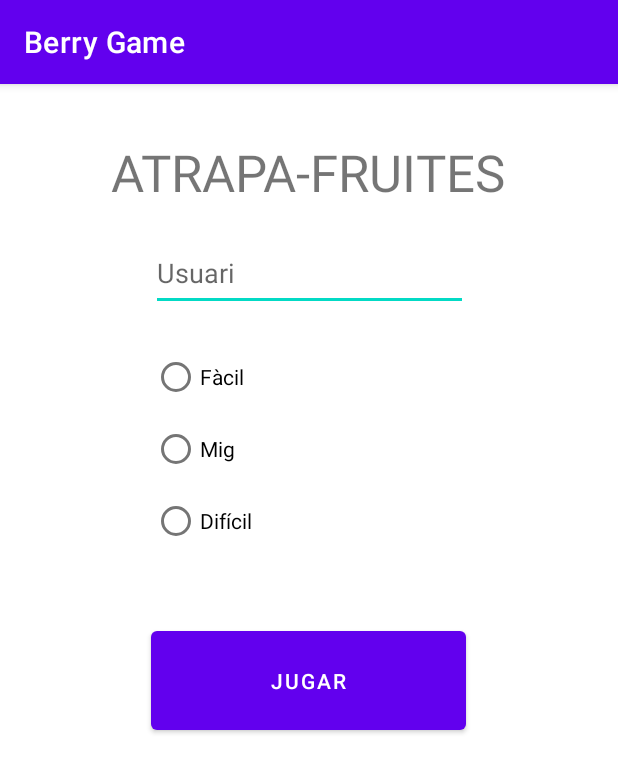
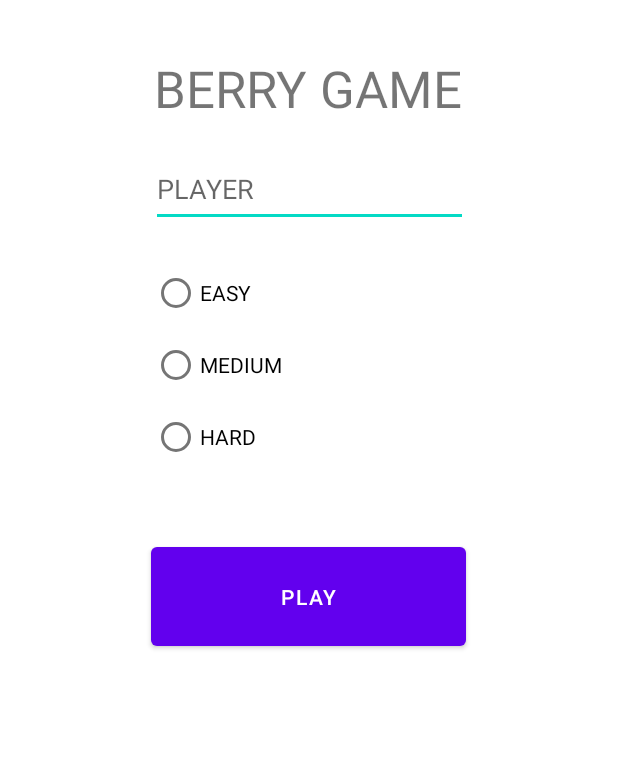
Before and after one commit to enriqueseor/pikaberry, an Android app: the screen it shows after launch (MainActivity), on a phone screen of 412 x 824 dp. Shown: the top 773 px of the screen. Run offline under Robolectric (Android 15) with nearby library versions, the phone set to English and light mode, and no system bars.

Commit message:
english refactor and light.noactionbar set

```diff
--- a/app/src/main/java/cat/teknos/berry/activities/GameActivity.java
+++ b/app/src/main/java/cat/teknos/berry/activity/GameActivity.java
@@ -1,4 +1,4 @@
-package cat.teknos.berry.activities;
+package cat.teknos.berry.activity;
 
 import androidx.appcompat.app.AppCompatActivity;
 
@@ -22,7 +22,7 @@ public class GameActivity extends AppCompatActivity {
     protected void onCreate(Bundle savedInstanceState) {
         super.onCreate(savedInstanceState);
         setContentView(R.layout.activity_game);
-        game = findViewById(R.id.Pantalla);
+        game = findViewById(R.id.Screen);
         ViewTreeObserver obs = game.getViewTreeObserver();
 
         obs.addOnGlobalLayoutListener(() -> {
--- a/app/src/main/java/cat/teknos/berry/activities/MainActivity.java
+++ b/app/src/main/java/cat/teknos/berry/activity/MainActivity.java
@@ -1,4 +1,4 @@
-package cat.teknos.berry.activities;
+package cat.teknos.berry.activity;
 
 import androidx.appcompat.app.AppCompatActivity;
 
--- a/app/src/main/res/layout/activity_main.xml
+++ b/app/src/main/res/layout/activity_main.xml
@@ -1,22 +1,24 @@
 <?xml version="1.0" encoding="utf-8"?>
-<androidx.constraintlayout.widget.ConstraintLayout xmlns:android="http://schemas.android.com/apk/res/android"
+<androidx.constraintlayout.widget.ConstraintLayout
+    xmlns:android="http://schemas.android.com/apk/res/android"
     xmlns:app="http://schemas.android.com/apk/res-auto"
     xmlns:tools="http://schemas.android.com/tools"
     android:layout_width="match_parent"
     android:layout_height="match_parent"
-    tools:context="cat.teknos.berry.activities.MainActivity">
+    tools:context="cat.teknos.berry.activity.MainActivity">
 
     <TextView
         android:id="@+id/tvTitle"
         android:layout_width="wrap_content"
         android:layout_height="wrap_content"
         android:layout_marginTop="36dp"
-        android:text="ATRAPA-FRUITES"
+        android:text="BERRY GAME"
         android:textSize="34sp"
         app:layout_constraintEnd_toEndOf="parent"
         app:layout_constraintHorizontal_bias="0.496"
         app:layout_constraintStart_toStartOf="parent"
-        app:layout_constraintTop_toTopOf="parent" />
+        app:layout_constraintTop_toTopOf="parent"
+        tools:ignore="HardcodedText" />
 
     <Button
         android:id="@+id/btnPlay"
@@ -24,11 +26,12 @@
         android:layout_height="78dp"
         android:layout_marginTop="40dp"
         android:onClick="play"
-        android:text="Jugar"
+        android:text="PLAY"
         app:layout_constraintEnd_toEndOf="parent"
         app:layout_constraintHorizontal_bias="0.498"
         app:layout_constraintStart_toStartOf="parent"
-        app:layout_constraintTop_toBottomOf="@+id/rgDifficulties" />
+        app:layout_constraintTop_toBottomOf="@+id/rgDifficulty"
+        tools:ignore="HardcodedText" />
 
     <EditText
         android:id="@+id/etName"
@@ -36,15 +39,16 @@
         android:layout_height="50dp"
         android:layout_marginTop="20dp"
         android:ems="10"
-        android:hint="Usuari"
+        android:hint="PLAYER"
         android:inputType="textPersonName"
         app:layout_constraintEnd_toEndOf="parent"
         app:layout_constraintHorizontal_bias="0.502"
         app:layout_constraintStart_toStartOf="parent"
-        app:layout_constraintTop_toBottomOf="@+id/tvTitle" />
+        app:layout_constraintTop_toBottomOf="@+id/tvTitle"
+        tools:ignore="HardcodedText" />
 
     <RadioGroup
-        android:id="@+id/rgDifficulties"
+        android:id="@+id/rgDifficulty"
         android:layout_width="208dp"
         android:layout_height="147dp"
         android:layout_marginTop="20dp"
@@ -57,19 +61,22 @@
             android:id="@+id/rbEasy"
             android:layout_width="match_parent"
             android:layout_height="wrap_content"
-            android:text="Fàcil" />
+            android:text="EASY"
+            tools:ignore="HardcodedText" />
 
         <RadioButton
             android:id="@+id/rbMedium"
             android:layout_width="match_parent"
             android:layout_height="wrap_content"
-            android:text="Mig" />
+            android:text="MEDIUM"
+            tools:ignore="HardcodedText" />
 
         <RadioButton
             android:id="@+id/rbHard"
             android:layout_width="match_parent"
             android:layout_height="wrap_content"
-            android:text="Difícil" />
+            android:text="HARD"
+            tools:ignore="HardcodedText" />
     </RadioGroup>
 
 </androidx.constraintlayout.widget.ConstraintLayout>
--- a/app/src/main/res/values-night/themes.xml
+++ /dev/null
@@ -1,16 +0,0 @@
-<resources xmlns:tools="http://schemas.android.com/tools">
-    <!-- Base application theme. -->
-    <style name="Theme.APulidoFruites" parent="Theme.MaterialComponents.DayNight.DarkActionBar">
-        <!-- Primary brand color. -->
-        <item name="colorPrimary">@color/purple_200</item>
-        <item name="colorPrimaryVariant">@color/purple_700</item>
-        <item name="colorOnPrimary">@color/black</item>
-        <!-- Secondary brand color. -->
-        <item name="colorSecondary">@color/teal_200</item>
-        <item name="colorSecondaryVariant">@color/teal_200</item>
-        <item name="colorOnSecondary">@color/black</item>
-        <!-- Status bar color. -->
-        <item name="android:statusBarColor" tools:targetApi="l">?attr/colorPrimaryVariant</item>
-        <!-- Customize your theme here. -->
-    </style>
-</resources>
--- a/app/src/main/res/values/themes.xml
+++ b/app/src/main/res/values/themes.xml
@@ -1,6 +1,6 @@
-<resources xmlns:tools="http://schemas.android.com/tools">
+<resources>
     <!-- Base application theme. -->
-    <style name="Theme.APulidoFruites" parent="Theme.MaterialComponents.DayNight.DarkActionBar">
+    <style name="Theme.Berry" parent="Theme.MaterialComponents.Light.NoActionBar">
         <!-- Primary brand color. -->
         <item name="colorPrimary">@color/purple_500</item>
         <item name="colorPrimaryVariant">@color/purple_700</item>
@@ -10,7 +10,6 @@
         <item name="colorSecondaryVariant">@color/teal_700</item>
         <item name="colorOnSecondary">@color/black</item>
         <!-- Status bar color. -->
-        <item name="android:statusBarColor" tools:targetApi="l">?attr/colorPrimaryVariant</item>
-        <!-- Customize your theme here. -->
+        <item name="android:statusBarColor" >?attr/colorPrimaryVariant</item>
     </style>
 </resources>
--- a/build.gradle
+++ b/build.gradle
@@ -12,6 +12,6 @@ buildscript {
     }
 }
 
-task clean(type: Delete) {
+tasks.register('clean', Delete) {
     delete rootProject.buildDir
 }
--- a/settings.gradle
+++ b/settings.gradle
@@ -3,7 +3,6 @@ dependencyResolutionManagement {
     repositories {
         google()
         mavenCentral()
-        jcenter() // Warning: this repository is going to shut down soon
     }
 }
 rootProject.name = "berry"
```
Also changed, not shown: app/src/main/AndroidManifest.xml (+10 -5 lines), app/src/main/res/layout/activity_game.xml (+4 -4 lines).
